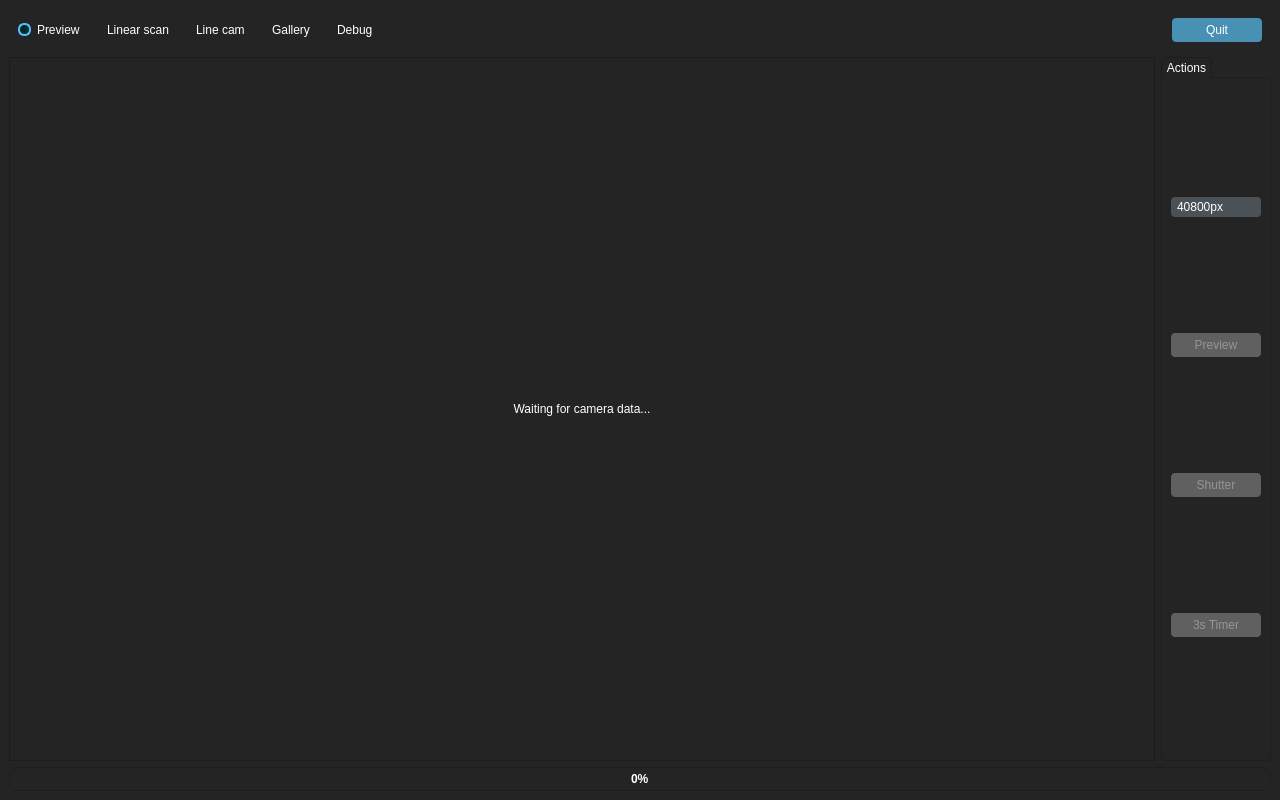
First picture: the form in LinearScanCam/mainwindow.ui, repository Ultrawipf/Project_gigapixel_linecam, before the edit.
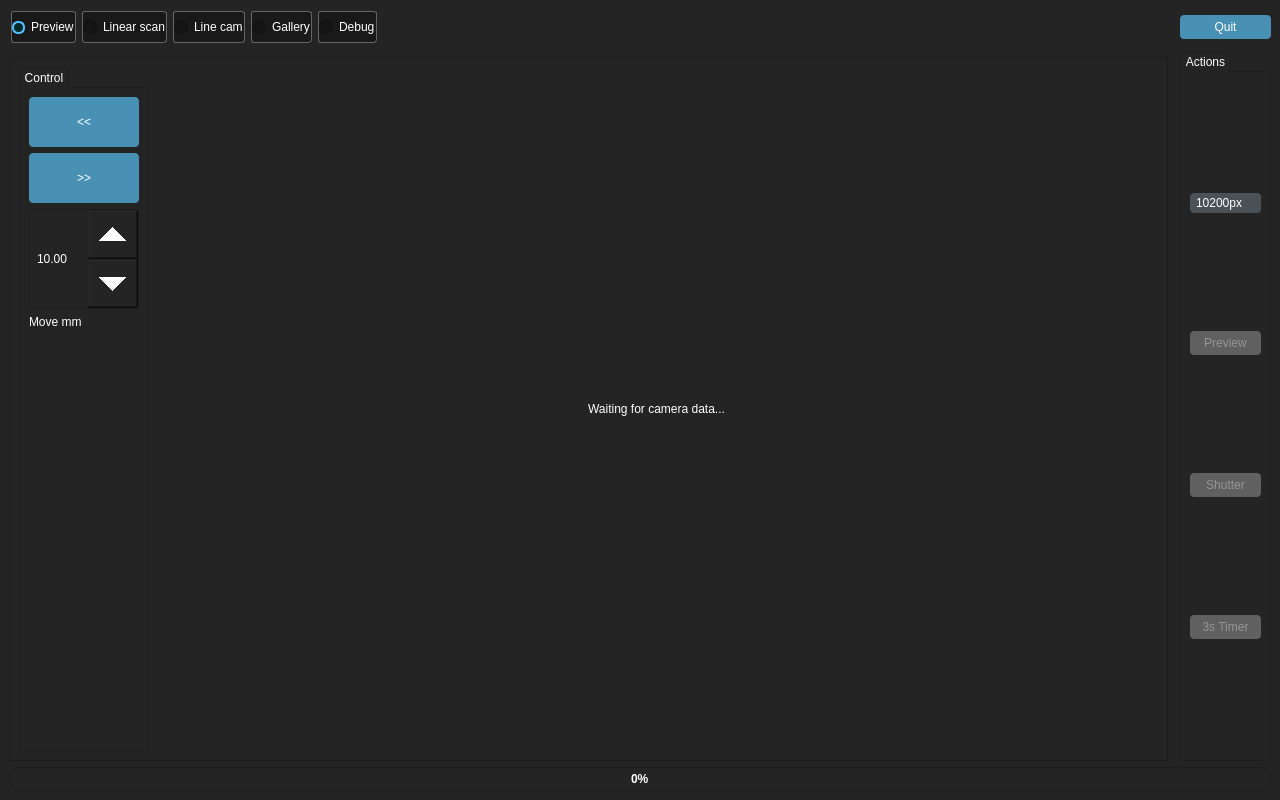
Second picture: the form after the edit. The open tabs and pages were chosen to show the change. Icons and pictures are not drawn. Custom widgets are drawn as their Qt base class.

Diff of the .ui file:
```diff
--- a/LinearScanCam/mainwindow.ui
+++ b/LinearScanCam/mainwindow.ui
@@ -179,7 +179,7 @@
 {
 	background-color: #4891b4;
 	color: #fff;
-	min-width: 80px;
+	min-width: 10px;
 	border-radius: 4px;
 	padding: 5px;
 
@@ -338,10 +338,10 @@
 
 }
 
-QSpinBox::down-button{
+QSpinBox::down-button,QDoubleSpinBox::down-button{
     width: 50
 }
-QSpinBox::up-button{
+QSpinBox::up-button,QDoubleSpinBox::up-button{
     width: 50
 }
 
@@ -359,11 +359,11 @@
 }
 
 
-QDoubleSpinBox::up-button,
+QCalendarWidget QDoubleSpinBox::up-button,
 QCalendarWidget QSpinBox::up-button
 {
 	background-color: #4a5157;
-    width: 16px; 
+    width: 50px; 
 	border-top-right-radius: 4px;
     border-width: 1px;
 	border-color: #1d1d1d;
@@ -371,7 +371,7 @@
 }
 
 
-QDoubleSpinBox::up-button:hover, 
+QCalendarWidget QDoubleSpinBox::up-button:hover, 
 QCalendarWidget QSpinBox::up-button:hover
 {
 	background-color: #585858;
@@ -379,7 +379,7 @@
 }
 
 
-QDoubleSpinBox::up-button:pressed, 
+QCalendarWidget QDoubleSpinBox::up-button:pressed, 
 QCalendarWidget QSpinBox::up-button:pressed
 {
 	background-color: #252525;
@@ -389,7 +389,7 @@
 }
 
 
-QDoubleSpinBox::up-arrow,
+QCalendarWidget QDoubleSpinBox::up-arrow,
 QCalendarWidget QSpinBox::up-arrow
 {
     image: url(://arrow-up.png);
@@ -399,11 +399,11 @@
 }
 
 
-QDoubleSpinBox::down-button,
+QCalendarWidget QDoubleSpinBox::down-button,
 QCalendarWidget QSpinBox::down-button
 {
 	background-color: #4a5157;
-    width:16px; 
+    width:50px; 
     border-width: 1px;
 	border-bottom-right-radius: 4px;
 	border-color: #1d1d1d;
@@ -411,7 +411,7 @@
 }
 
 
-QDoubleSpinBox::down-button:hover, 
+QCalendarWidget QDoubleSpinBox::down-button:hover, 
 QCalendarWidget QSpinBox::down-button:hover
 {
 	background-color: #585858;
@@ -419,7 +419,7 @@
 }
 
 
-QDoubleSpinBox::down-button:pressed, 
+QCalendarWidget QDoubleSpinBox::down-button:pressed, 
 QCalendarWidget QSpinBox::down-button:pressed
 {
 	background-color: #252525;
@@ -429,7 +429,7 @@
 }
 
 
-QDoubleSpinBox::down-arrow,
+QCalendarWidget QDoubleSpinBox::down-arrow,
 QCalendarWidget QSpinBox::down-arrow
 {
     image: url(://arrow-down.png);
@@ -751,8 +751,11 @@
 /*-----QRadioButton-----*/
 QRadioButton 
 {
-	color: #fff;
-	background-color: transparent;
+	color: #ffffff;
+	background-color: rgba(20, 20, 20, 180);
+	border: 1px solid #656565;
+	border-radius: 3px;	
+	height: 30px;
 
 }
 
@@ -1017,20 +1020,100 @@
   </property>
   <widget class="QWidget" name="centralwidget">
    <layout class="QGridLayout" name="gridLayout">
-    <item row="2" column="0" colspan="2">
-     <widget class="QProgressBar" name="progressBar_scan">
-      <property name="enabled">
-       <bool>true</bool>
+    <item row="1" column="0" colspan="2">
+     <widget class="QFrame" name="frame_mode">
+      <property name="sizePolicy">
+       <sizepolicy hsizetype="Preferred" vsizetype="Minimum">
+        <horstretch>0</horstretch>
+        <verstretch>0</verstretch>
+       </sizepolicy>
       </property>
-      <property name="maximum">
-       <number>1000</number>
-      </property>
-      <property name="value">
-       <number>0</number>
-      </property>
+      <layout class="QHBoxLayout" name="horizontalLayout">
+       <property name="leftMargin">
+        <number>2</number>
+       </property>
+       <property name="topMargin">
+        <number>2</number>
+       </property>
+       <property name="rightMargin">
+        <number>2</number>
+       </property>
+       <property name="bottomMargin">
+        <number>2</number>
+       </property>
+       <item>
+        <widget class="QRadioButton" name="radioButton_mode_preview">
+         <property name="text">
+          <string>Preview</string>
+         </property>
+         <property name="checked">
+          <bool>true</bool>
+         </property>
+         <attribute name="buttonGroup">
+          <string notr="true">buttonGroup_mode</string>
+         </attribute>
+        </widget>
+       </item>
+       <item>
+        <widget class="QRadioButton" name="radioButton_2">
+         <property name="text">
+          <string>Linear scan</string>
+         </property>
+         <attribute name="buttonGroup">
+          <string notr="true">buttonGroup_mode</string>
+         </attribute>
+        </widget>
+       </item>
+       <item>
+        <widget class="QRadioButton" name="radioButton_3">
+         <property name="text">
+          <string>Line cam</string>
+         </property>
+         <attribute name="buttonGroup">
+          <string notr="true">buttonGroup_mode</string>
+         </attribute>
+        </widget>
+       </item>
+       <item>
+        <widget class="QRadioButton" name="radioButton_4">
+         <property name="text">
+          <string>Gallery</string>
+         </property>
+         <attribute name="buttonGroup">
+          <string notr="true">buttonGroup_mode</string>
+         </attribute>
+        </widget>
+       </item>
+       <item>
+        <widget class="QRadioButton" name="radioButton_mode_debug">
+         <property name="text">
+          <string>Debug</string>
+         </property>
+         <attribute name="buttonGroup">
+          <string notr="true">buttonGroup_mode</string>
+         </attribute>
+        </widget>
+       </item>
+       <item>
+        <spacer name="horizontalSpacer">
+         <property name="orientation">
+          <enum>Qt::Orientation::Horizontal</enum>
+         </property>
+         <property name="sizeType">
+          <enum>QSizePolicy::Policy::MinimumExpanding</enum>
+         </property>
+         <property name="sizeHint" stdset="0">
+          <size>
+           <width>40</width>
+           <height>20</height>
+          </size>
+         </property>
+        </spacer>
+       </item>
+      </layout>
      </widget>
     </item>
-    <item row="1" column="0">
+    <item row="3" column="0">
      <widget class="QStackedWidget" name="stackedWidget">
       <property name="sizePolicy">
        <sizepolicy hsizetype="Minimum" vsizetype="Minimum">
@@ -1107,9 +1190,106 @@
        </layout>
       </widget>
       <widget class="QWidget" name="page_preview">
-       <layout class="QVBoxLayout" name="verticalLayout_2">
+       <layout class="QHBoxLayout" name="horizontalLayout_4">
+        <item>
+         <widget class="QGroupBox" name="groupBox_previewctrl">
+          <property name="minimumSize">
+           <size>
+            <width>130</width>
+            <height>0</height>
+           </size>
+          </property>
+          <property name="title">
+           <string>Control</string>
+          </property>
+          <layout class="QVBoxLayout" name="verticalLayout_2">
+           <item>
+            <widget class="QPushButton" name="pushButton_preview_left">
+             <property name="sizePolicy">
+              <sizepolicy hsizetype="Minimum" vsizetype="Fixed">
+               <horstretch>0</horstretch>
+               <verstretch>0</verstretch>
+              </sizepolicy>
+             </property>
+             <property name="minimumSize">
+              <size>
+               <width>20</width>
+               <height>50</height>
+              </size>
+             </property>
+             <property name="text">
+              <string>&lt;&lt;</string>
+             </property>
+            </widget>
+           </item>
+           <item>
+            <widget class="QPushButton" name="pushButton_preview_right">
+             <property name="minimumSize">
+              <size>
+               <width>20</width>
+               <height>50</height>
+              </size>
+             </property>
+             <property name="text">
+              <string>&gt;&gt;</string>
+             </property>
+            </widget>
+           </item>
+           <item>
+            <widget class="QDoubleSpinBox" name="doubleSpinBox_preview_dist">
+             <property name="sizePolicy">
+              <sizepolicy hsizetype="Minimum" vsizetype="Minimum">
+               <horstretch>0</horstretch>
+               <verstretch>0</verstretch>
+              </sizepolicy>
+             </property>
+             <property name="maximumSize">
+              <size>
+               <width>16777215</width>
+               <height>100</height>
+              </size>
+             </property>
+             <property name="readOnly">
+              <bool>false</bool>
+             </property>
+             <property name="buttonSymbols">
+              <enum>QAbstractSpinBox::ButtonSymbols::UpDownArrows</enum>
+             </property>
+             <property name="maximum">
+              <double>100.000000000000000</double>
+             </property>
+             <property name="value">
+              <double>10.000000000000000</double>
+             </property>
+            </widget>
+           </item>
+           <item>
+            <widget class="QLabel" name="label">
+             <property name="text">
+              <string>Move mm</string>
+             </property>
+             <property name="alignment">
+              <set>Qt::AlignmentFlag::AlignLeading|Qt::AlignmentFlag::AlignLeft|Qt::AlignmentFlag::AlignTop</set>
+             </property>
+            </widget>
+           </item>
+          </layout>
+         </widget>
+        </item>
         <item>
          <widget class="LibCamVidQt" name="label_preview">
+          <property name="sizePolicy">
+           <sizepolicy hsizetype="Preferred" vsizetype="Preferred">
+            <horstretch>1</horstretch>
+            <verstretch>0</verstretch>
+           </sizepolicy>
+          </property>
+          <property name="maximumSize">
+           <size>
+            <width>16777215</width>
+            <height>682</height>
+           </size>
+          </property>
           <property name="text">
            <string>Waiting for camera data...</string>
           </property>
@@ -1265,7 +1445,14 @@
       </widget>
      </widget>
     </item>
-    <item row="1" column="1">
+    <item row="1" column="2">
+     <widget class="QPushButton" name="pushButton_quit">
+      <property name="text">
+       <string>Quit</string>
+      </property>
+     </widget>
+    </item>
+    <item row="2" column="2" rowspan="2">
      <widget class="QGroupBox" name="groupBox_camactions">
       <property name="title">
        <string>Actions</string>
@@ -1279,6 +1466,9 @@
            <verstretch>0</verstretch>
           </sizepolicy>
          </property>
+         <property name="currentIndex">
+          <number>2</number>
+         </property>
          <item>
           <property name="text">
            <string>40800px</string>
@@ -1334,92 +1524,17 @@
       </layout>
      </widget>
     </item>
-    <item row="0" column="0" colspan="2">
-     <widget class="QFrame" name="frame_mode">
-      <property name="sizePolicy">
-       <sizepolicy hsizetype="Preferred" vsizetype="Minimum">
-        <horstretch>0</horstretch>
-        <verstretch>0</verstretch>
-       </sizepolicy>
+    <item row="4" column="0" colspan="3">
+     <widget class="QProgressBar" name="progressBar_scan">
+      <property name="enabled">
+       <bool>true</bool>
       </property>
-      <layout class="QHBoxLayout" name="horizontalLayout">
-       <item>
-        <widget class="QRadioButton" name="radioButton_mode_preview">
-         <property name="text">
-          <string>Preview</string>
-         </property>
-         <property name="checked">
-          <bool>true</bool>
-         </property>
-         <attribute name="buttonGroup">
-          <string notr="true">buttonGroup_mode</string>
-         </attribute>
-        </widget>
-       </item>
-       <item>
-        <widget class="QRadioButton" name="radioButton_2">
-         <property name="text">
-          <string>Linear scan</string>
-         </property>
-         <attribute name="buttonGroup">
-          <string notr="true">buttonGroup_mode</string>
-         </attribute>
-        </widget>
-       </item>
-       <item>
-        <widget class="QRadioButton" name="radioButton_3">
-         <property name="text">
-          <string>Line cam</string>
-         </property>
-         <attribute name="buttonGroup">
-          <string notr="true">buttonGroup_mode</string>
-         </attribute>
-        </widget>
-       </item>
-       <item>
-        <widget class="QRadioButton" name="radioButton_4">
-         <property name="text">
-          <string>Gallery</string>
-         </property>
-         <attribute name="buttonGroup">
-          <string notr="true">buttonGroup_mode</string>
-         </attribute>
-        </widget>
-       </item>
-       <item>
-        <widget class="QRadioButton" name="radioButton_mode_debug">
-         <property name="text">
-          <string>Debug</string>
-         </property>
-         <attribute name="buttonGroup">
-          <string notr="true">buttonGroup_mode</string>
-         </attribute>
-        </widget>
-       </item>
-       <item>
-        <spacer name="horizontalSpacer">
-         <property name="orientation">
-          <enum>Qt::Orientation::Horizontal</enum>
-         </property>
-         <property name="sizeType">
-          <enum>QSizePolicy::Policy::MinimumExpanding</enum>
-         </property>
-         <property name="sizeHint" stdset="0">
-          <size>
-           <width>40</width>
-           <height>20</height>
-          </size>
-         </property>
-        </spacer>
-       </item>
-       <item>
-        <widget class="QPushButton" name="pushButton_quit">
-         <property name="text">
-          <string>Quit</string>
-         </property>
-        </widget>
-       </item>
-      </layout>
+      <property name="maximum">
+       <number>1000</number>
+      </property>
+      <property name="value">
+       <number>0</number>
+      </property>
      </widget>
     </item>
    </layout>
```
Left out of the diff: 113 changed lines with no effect on the pictures.
